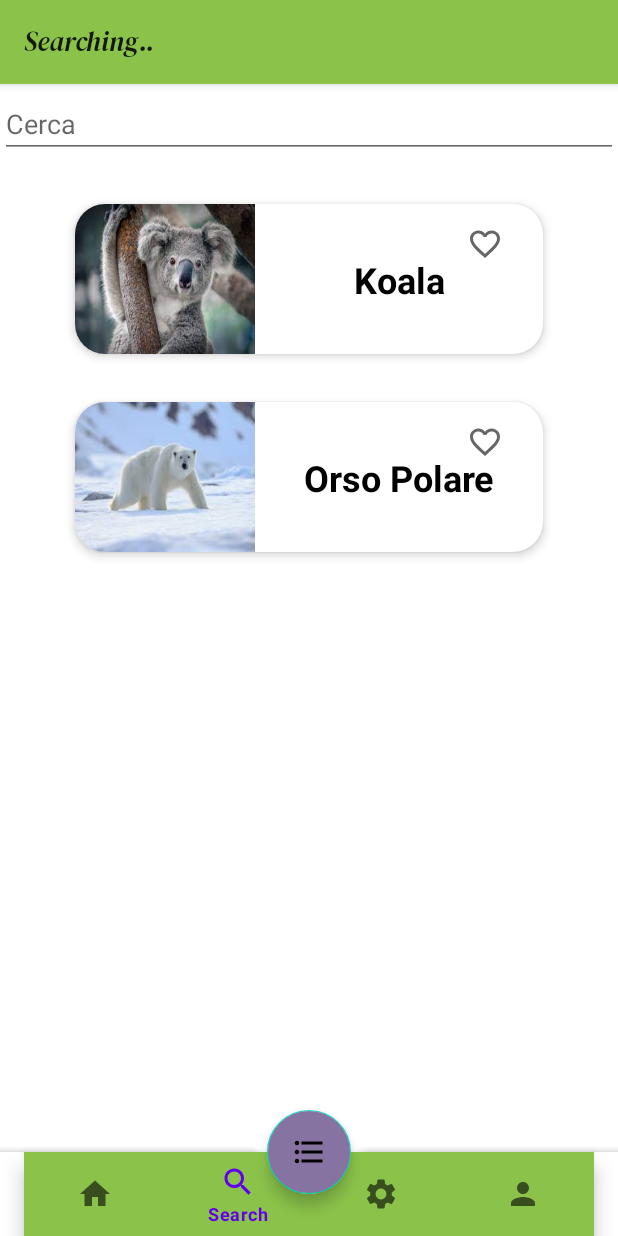
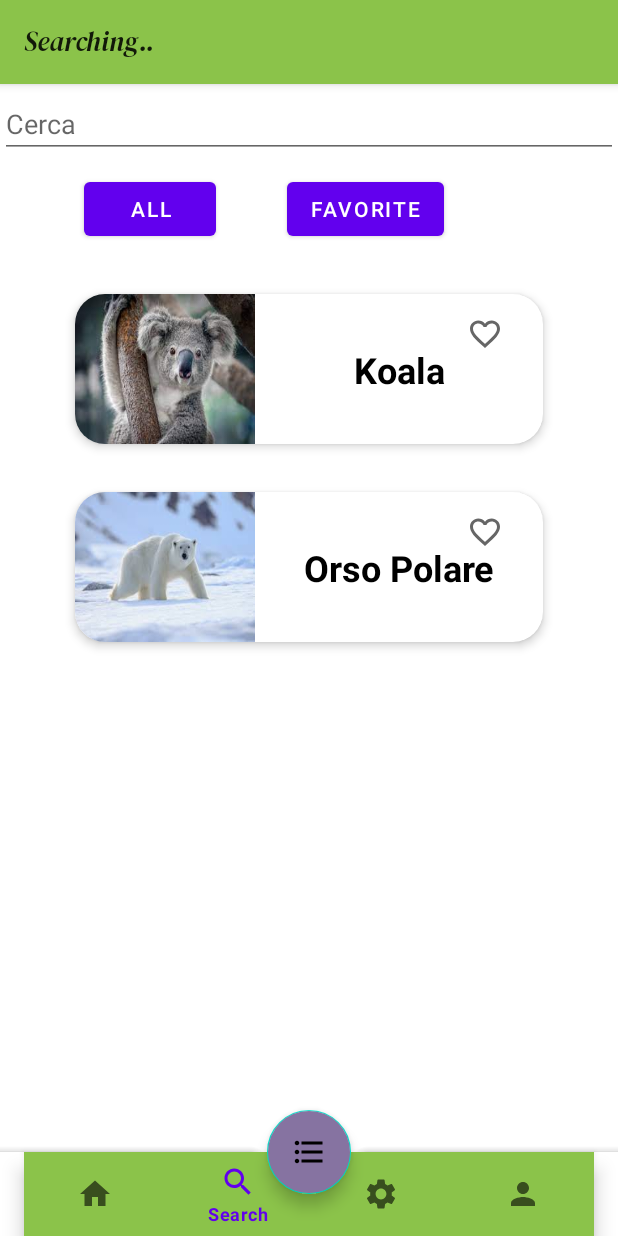
Before and after one commit to MarcoCostantini26/EcoGuardians, an Android app: the screen it shows after launch (MainActivity), item 2 of the bottom bar chosen, on a phone screen of 412 x 824 dp. Run offline under Robolectric (Android 15) with nearby library versions, the phone set to English and light mode, and no system bars; our stand-ins replace Room's generated code; libraries missing offline, so code that uses them is left out: com.karumi.dexter.

Commit message:
add button to filter animals

```diff
--- a/app/src/main/java/com/example/ecoguardians/AnimalAdapter.kt
+++ b/app/src/main/java/com/example/ecoguardians/AnimalAdapter.kt
@@ -7,10 +7,9 @@ import android.view.ViewGroup
 import android.widget.ImageButton
 import android.widget.ImageView
 import android.widget.TextView
-import androidx.appcompat.content.res.AppCompatResources
 import androidx.recyclerview.widget.RecyclerView
 
-class AnimalAdapter(private val animalShowcaseList:ArrayList<AnimalShowcase>, private val itemClick : ItemClickListener,
+class AnimalAdapter(private var animalShowcaseList:ArrayList<AnimalShowcase>, private val itemClick : ItemClickListener,
                     private val favoriteClick: ItemClickListener, private val isFavorite: ArrayList<Boolean>)
     : RecyclerView.Adapter<AnimalAdapter.AnimalViewHolder>(){
 
@@ -50,6 +49,11 @@ class AnimalAdapter(private val animalShowcaseList:ArrayList<AnimalShowcase>, pr
         }
     }
 
+    fun filterFavorites(favoriteList: List<AnimalShowcase>) {
+        animalShowcaseList = favoriteList as ArrayList<AnimalShowcase>
+        notifyDataSetChanged()
+    }
+
     interface ItemClickListener {
         fun onItemClick(animalShowcase : AnimalShowcase)
         fun toogleFavoriteState(btnFavorite: ImageButton, animalShowcase: AnimalShowcase)
--- a/app/src/main/java/com/example/ecoguardians/Search.kt
+++ b/app/src/main/java/com/example/ecoguardians/Search.kt
@@ -11,8 +11,10 @@ import androidx.fragment.app.Fragment
 import android.view.LayoutInflater
 import android.view.View
 import android.view.ViewGroup
+import android.widget.Button
 import android.widget.EditText
 import android.widget.ImageButton
+import android.widget.TextView
 import androidx.appcompat.content.res.AppCompatResources
 import androidx.fragment.app.FragmentTransaction
 import androidx.fragment.app.viewModels
@@ -26,7 +28,7 @@ import com.google.android.material.floatingactionbutton.FloatingActionButton
 import kotlinx.coroutines.CoroutineScope
 import kotlinx.coroutines.Dispatchers
 import kotlinx.coroutines.launch
-import kotlin.properties.Delegates
+import kotlin.collections.filter
 
 class Search : Fragment(), AnimalAdapter.ItemClickListener {
 
@@ -36,6 +38,8 @@ class Search : Fragment(), AnimalAdapter.ItemClickListener {
     private lateinit var animalShowcaseList: ArrayList<AnimalShowcase>
     private lateinit var filteredItems: ArrayList<AnimalShowcase>
     private lateinit var sharedPreferences: SharedPreferences
+    private lateinit var favoriteOption: TextView
+    private lateinit var allAnimalOption: Button
     private var isFav: ArrayList<Boolean> = ArrayList()
     private val animalViewModel by viewModels<AnimalViewModel> {
         AnimalViewModelFactory(repository = (requireActivity().application as EcoGuardiansApplication).animalRepository)
@@ -51,9 +55,6 @@ class Search : Fragment(), AnimalAdapter.ItemClickListener {
             AnimalViewModelFactory(repository = (requireActivity().application as EcoGuardiansApplication).animalRepository)
         }
         sharedPreferences = requireContext().getSharedPreferences("MyPreferences", Context.MODE_PRIVATE)
-
-        // Inizializzazione di isFav con il valore salvato nelle SharedPreferences
-        // isFav.add(sharedPreferences.getBoolean("isFav", false))
 
         animalShowcaseList = ArrayList()
 
@@ -71,6 +72,8 @@ class Search : Fragment(), AnimalAdapter.ItemClickListener {
 
         editTextSearch = view.findViewById(R.id.editTextSearch)
         recyclerView = view.findViewById(R.id.recyclerView)
+        favoriteOption = view.findViewById(R.id.favoriteFilter)
+        allAnimalOption = view.findViewById(R.id.allAnimalFilter)
 
         itemAdapter = AnimalAdapter(animalShowcaseList, this, this, isFav)
         recyclerView.adapter = itemAdapter
@@ -98,7 +101,27 @@ class Search : Fragment(), AnimalAdapter.ItemClickListener {
             updateBottomAppBarAndFabVisibility(hasFocus)
         }
 
+        favoriteOption.setOnClickListener {
+            // Applica il filtro e aggiorna la visualizzazione del RecyclerView
+            viewLifecycleOwner.lifecycleScope.launch {
+                val filteredList = animalShowcaseList.filter { animalViewModel.getFavoritesNames().contains(it.name) }
+                updateRecyclerView(filteredList)
+            }
+        }
+
+        allAnimalOption.setOnClickListener {
+            // Applica il filtro e aggiorna la visualizzazione del RecyclerView
+            viewLifecycleOwner.lifecycleScope.launch {
+                val filteredList = animalShowcaseList.filter { animalViewModel.getName().contains(it.name) }
+                updateRecyclerView(filteredList)
+            }
+        }
+
         return view
+    }
+
+    private fun updateRecyclerView(filteredAnimals: List<AnimalShowcase>) {
+        itemAdapter.filterFavorites(filteredAnimals)
     }
 
     private fun onIsFavChanged(newIsFav: ArrayList<Boolean>) {
--- /dev/null
+++ b/app/src/main/java/com/example/ecoguardians/data/model/domain/Filter.kt
@@ -0,0 +1,6 @@
+package com.example.ecoguardians.data.model.domain
+
+data class Filter (
+    val value: String = "",
+    val displayText: String = ""
+)
--- a/app/src/main/res/layout/fragment_search.xml
+++ b/app/src/main/res/layout/fragment_search.xml
@@ -29,16 +29,42 @@
             android:layout_height="match_parent"
             android:layout_below="@id/editTextSearch"
             android:layout_marginStart="16dp"
-            android:layout_marginTop="16dp"
+            android:layout_marginTop="76dp"
             android:layout_marginEnd="16dp"
             android:layout_marginBottom="120dp"
             android:padding="8dp"
             android:translationY="60dp"
-            app:layout_constraintTop_toBottomOf="@id/editTextSearch"
             app:layout_constraintBottom_toBottomOf="parent"
             app:layout_constraintEnd_toEndOf="parent"
             app:layout_constraintStart_toStartOf="parent"
             app:layout_constraintTop_toTopOf="parent"
             tools:ignore="NotSibling" />
+
+        <Button
+            android:id="@+id/favoriteFilter"
+            android:layout_width="wrap_content"
+            android:layout_height="wrap_content"
+            android:layout_marginStart="200dp"
+            android:layout_marginTop="79dp"
+            android:layout_marginEnd="100dp"
+            android:text="Favorite"
+            app:layout_constraintEnd_toEndOf="parent"
+            app:layout_constraintHorizontal_bias="1.0"
+            app:layout_constraintStart_toStartOf="parent"
+            app:layout_constraintTop_toTopOf="parent" />
+
+        <Button
+            android:id="@+id/allAnimalFilter"
+            android:layout_width="wrap_content"
+            android:layout_height="wrap_content"
+            android:layout_marginStart="40dp"
+            android:layout_marginTop="79dp"
+            android:layout_marginEnd="250dp"
+            android:text="All"
+            app:layout_constraintEnd_toEndOf="parent"
+            app:layout_constraintHorizontal_bias="0.0"
+            app:layout_constraintStart_toStartOf="parent"
+            app:layout_constraintTop_toTopOf="parent" />
+
     </androidx.constraintlayout.widget.ConstraintLayout>
 </RelativeLayout>
```
Also changed, not shown: app/src/main/java/com/example/ecoguardians/ui/filter/UiFilter.kt (added, +8 -0 lines).
